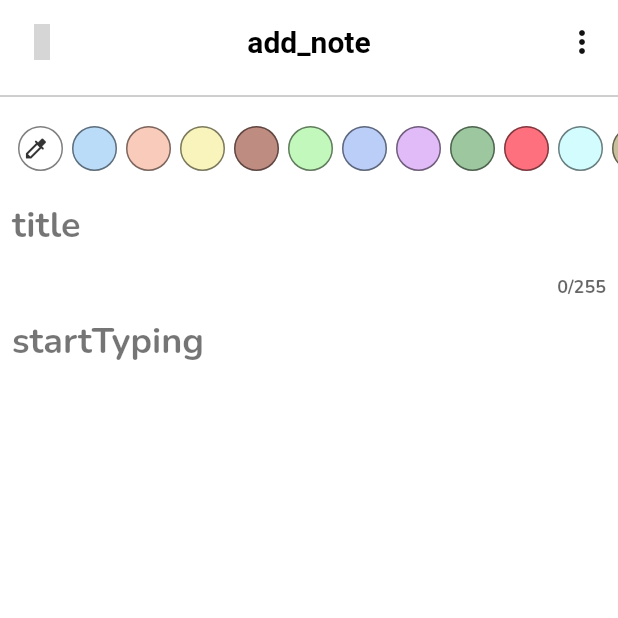
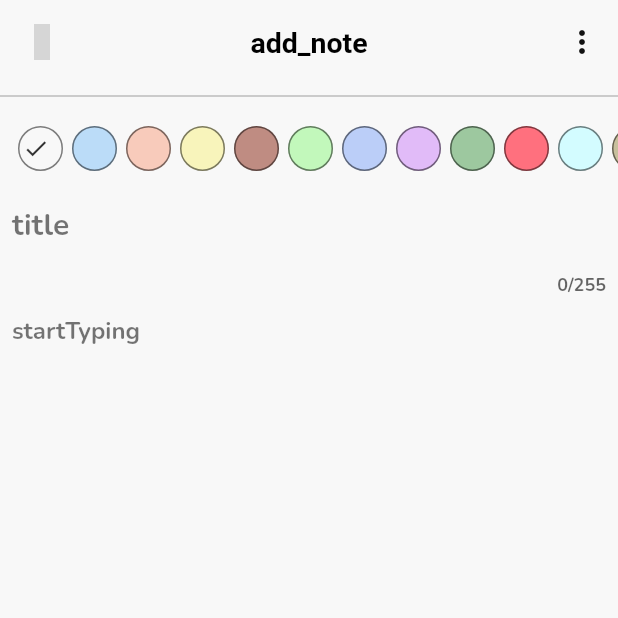
Before and after one commit to yalda-student/note_to_remember, a Flutter app: the AddNoteScreen screen opened directly, on a phone screen of 412 x 824 dp, the top half of it. Run offline on Flutter 3.47's test engine with Material 2 defaults, Android fonts, the phone set to English and light mode, and no system bars; our stand-ins replace bloc, contained_tab_bar_view, drift, dropdown_button2, easy_localization, equatable and 9 more; missing offline and left inert: dart:html, day_night_switcher, flag, sqlite3; accounts and stored records are empty; generated files the repository leaves out were written again; grey boxes are pictures that could not be loaded.

Commit message:
closes #6 change white color, and improvement  in UI

```diff
--- a/lib/main.dart
+++ b/lib/main.dart
@@ -3,6 +3,7 @@ import 'dart:async';
 import 'package:easy_localization/easy_localization.dart';
 import 'package:flutter/foundation.dart';
 import 'package:flutter/material.dart';
+import 'package:flutter/services.dart';
 import 'package:provider/provider.dart';
 import 'package:responsive_framework/responsive_framework.dart';
 import 'package:shared_preferences/shared_preferences.dart';
@@ -70,6 +71,11 @@ class MyApp extends StatelessWidget {
     final themeNotifier = Provider.of<ThemeNotifier>(context);
     final languageCode =
         EasyLocalization.of(context)!.currentLocale!.languageCode;
+
+    SystemChrome.setPreferredOrientations([
+      DeviceOrientation.portraitUp,
+      DeviceOrientation.portraitDown,
+    ]);
 
     return MaterialApp(
       title: 'My Notes',
--- a/lib/presentation/resources/color_manager.dart
+++ b/lib/presentation/resources/color_manager.dart
@@ -41,7 +41,7 @@ class ColorManager {
   ];
 
   static const colors = <Color>[
-    Color(0xffffffff),
+    Color(0xfff8f8f8),
     Color(0xffbbdcf8),
     Color(0xffF8CBBB),
     Color(0xfff8f4bb),
@@ -58,7 +58,7 @@ class ColorManager {
 
   List<NoteColor> noteColors = [
     NoteColor(
-        lightColor: const Color(0xffffffff),
+        lightColor: const Color(0xffe5e3e3),
         darkColor: const Color(0xffBFBFBF)),
     NoteColor(
         lightColor: const Color(0xffbbdcf8),
--- a/lib/presentation/resources/font_manager.dart
+++ b/lib/presentation/resources/font_manager.dart
@@ -15,6 +15,7 @@ class FontSize {
   static const double s18 = 18.0;
   static const double s19 = 19.0;
   static const double s20 = 20.0;
+  static const double s22 = 22.0;
   static const double s28 = 28.0;
 
   static double alertDialogTitle(BuildContext context) =>
@@ -36,4 +37,11 @@ class FontSize {
       ResponsiveValue<double>(context, defaultValue: s19, valueWhen: [
         const Condition.equals(name: TABLET, value: s16),
       ]).value!;
+
+  static double body1(BuildContext context) =>
+      ResponsiveValue<double>(context, defaultValue: s16, valueWhen: [
+        const Condition.equals(name: TABLET, value: s12),
+      ]).value!;
+
+
 }
--- a/lib/presentation/resources/value_manager.dart
+++ b/lib/presentation/resources/value_manager.dart
@@ -21,12 +21,26 @@ class AppSize {
   static const double s10 = 10.0;
   static const double s12 = 12.0;
   static const double s14 = 14.0;
+  static const double s15 = 15.0;
   static const double s16 = 16.0;
+  static const double s18 = 18.0;
   static const double s20 = 20.0;
   static const double s22 = 22.0;
+  static const double s24 = 24.0;
+  static const double s30 = 30.0;
 
   static double iconSize(BuildContext context) =>
       ResponsiveValue<double>(context, defaultValue: s22, valueWhen: [
         const Condition.equals(name: TABLET, value: s20),
       ]).value!;
+
+  static double colorPickerIconSize(BuildContext context) =>
+      ResponsiveValue<double>(context, defaultValue: s30, valueWhen: [
+        const Condition.equals(name: TABLET, value: 24),
+      ]).value!;
+
+  static double checkIconSize(BuildContext context) =>
+      ResponsiveValue<double>(context, defaultValue: s18, valueWhen: [
+        const Condition.equals(name: TABLET, value: s15),
+      ]).value!;
 }
--- a/lib/presentation/screen/add_note/add_note_screen.dart
+++ b/lib/presentation/screen/add_note/add_note_screen.dart
@@ -12,6 +12,8 @@ import 'package:yalda_students_notes/data/repository/category_repository.dart';
 import 'package:yalda_students_notes/data/repository/note_repository.dart';
 import 'package:yalda_students_notes/gen/translation/locale_keys.g.dart';
 import 'package:yalda_students_notes/presentation/resources/color_manager.dart';
+import 'package:yalda_students_notes/presentation/resources/font_manager.dart';
+import 'package:yalda_students_notes/presentation/resources/value_manager.dart';
 import 'package:yalda_students_notes/presentation/screen/add_note/bloc/addnote_bloc.dart';
 import 'package:yalda_students_notes/presentation/screen/category/bloc/category_bloc.dart';
 import 'package:yalda_students_notes/presentation/screen/home/home_screen.dart';
@@ -56,7 +58,7 @@ class _AddNoteScreenState extends State<AddNoteScreen>
           title: '',
           content: '',
           isFavorite: false,
-          color: Colors.white.value,
+          color: ColorManager.colors[0].value,
           createdAt: DateTime.now(),
         );
         return AddNoteBloc(NoteRepository(context.read<AppDatabase>()), _note);
@@ -75,8 +77,10 @@ class _AddNoteScreenState extends State<AddNoteScreen>
                     backgroundColor: ColorManager.colors[colorIndex],
                     title: Text(
                       LocaleKeys.add_note.tr(),
-                      style: const TextStyle(
-                          color: Colors.black, fontWeight: FontWeight.bold),
+                      style: TextStyle(
+                          color: Colors.black,
+                          fontWeight: FontWeight.bold,
+                          fontSize: FontSize.onBoardBody(context)),
                     ),
                     centerTitle: true,
                     leading: isMobile!
@@ -98,21 +102,24 @@ class _AddNoteScreenState extends State<AddNoteScreen>
                       ResponsiveVisibility(
                         visible: false,
                         visibleWhen: const [Condition.largerThan(name: MOBILE)],
-                        child: TextButton(
+                        child: IconButton(
+                          tooltip: LocaleKeys.move.tr(),
                           onPressed: () => _openCategoryList(context),
-                          child: Text(LocaleKeys.move.tr(),
-                              style: const TextStyle(color: Colors.black)),
+                          icon: Icon(Iconsax.category_2,
+                              color: Colors.black,
+                              size: AppSize.iconSize(context)),
                         ),
                       ),
                       ResponsiveVisibility(
                         visible: false,
                         visibleWhen: const [Condition.largerThan(name: MOBILE)],
-                        child: TextButton(
-                          onPressed: () => _saveNote(context),
-                          child: Text(LocaleKeys.save.tr(),
-                              style: const TextStyle(color: Colors.black)),
-                        ),
-                      )
+                        child: IconButton(
+                            tooltip: LocaleKeys.save.tr(),
+                            onPressed: () => _saveNote(context),
+                            icon: Icon(Iconsax.note_add,
+                                color: Colors.black,
+                                size: AppSize.iconSize(context))),
+                      ),
                     ],
                   ),
                   const Divider(),
@@ -211,12 +218,12 @@ class _TitleTextField extends StatelessWidget {
       maxLength: 255,
       decoration: InputDecoration(
         hintText: LocaleKeys.title.tr(),
-        hintStyle: theme.textTheme.headline5!
+        hintStyle: theme.textTheme.headline6!
             .copyWith(color: Colors.black54, fontWeight: FontWeight.w600),
       ),
       cursorColor: theme.colorScheme.secondary,
       textInputAction: TextInputAction.next,
-      style: theme.textTheme.headline5!.copyWith(
+      style: theme.textTheme.headline6!.copyWith(
           color: theme.colorScheme.onPrimary, fontWeight: FontWeight.w600),
       onChanged: (value) {
         context.read<AddNoteBloc>().add(AddNoteTitleChange(value));
@@ -243,8 +250,7 @@ class _ContentTextField extends StatelessWidget {
         controller: _contentController,
         decoration: InputDecoration(
           hintText: LocaleKeys.startTyping.tr(),
-          hintStyle: theme.textTheme.headline5!
-              .copyWith(color: Colors.black54, fontWeight: FontWeight.w600),
+          hintStyle: const TextStyle(color: Colors.black54, fontWeight: FontWeight.w600),
         ),
         maxLines: 100,
         keyboardType: TextInputType.multiline,
--- a/lib/presentation/screen/home/home_screen.dart
+++ b/lib/presentation/screen/home/home_screen.dart
@@ -26,7 +26,7 @@ class HomeScreen extends StatelessWidget {
             AppBar(
               title: Text(LocaleKeys.profileTitle.tr(),
                   style: TextStyle(
-                      color: theme.colorScheme.secondary,
+                      color: theme.colorScheme.onSurface,
                       fontSize: 22,
                       fontWeight: FontWeight.w600)),
               leading:
--- a/lib/presentation/widgets/color_picker.dart
+++ b/lib/presentation/widgets/color_picker.dart
@@ -1,5 +1,6 @@
 import 'package:flutter/material.dart';
 import 'package:yalda_students_notes/presentation/resources/color_manager.dart';
+import 'package:yalda_students_notes/presentation/resources/value_manager.dart';
 
 class ColorPicker extends StatelessWidget {
   final int selectedIndex;
@@ -19,28 +20,28 @@ class ColorPicker extends StatelessWidget {
         itemCount: ColorManager.colors.length,
         scrollDirection: Axis.horizontal,
         itemBuilder: (context, index) {
+          final itemSize = AppSize.colorPickerIconSize(context);
+
           return GestureDetector(
-            onTap: () {
-              onTap(index);
-            },
+            onTap: () => onTap(index),
             child: Stack(
               clipBehavior: Clip.antiAlias,
               alignment: Alignment.center,
               children: [
                 Container(
-                  height: 30,
-                  width: 30,
+                  height: itemSize,
+                  width: itemSize,
                   margin: const EdgeInsets.fromLTRB(6, 4, 0, 4),
                   decoration: BoxDecoration(
-                    borderRadius: BorderRadius.circular(15),
+                    borderRadius: BorderRadius.circular(itemSize / 2),
                     color: ColorManager.colors[index],
                     border: Border.all(
                         color: Colors.black.withOpacity(0.5), width: 1),
                   ),
                 ),
                 selectedIndex == index
-                    ? Icon(Icons.colorize_rounded,
-                        size: 18, color: Colors.black.withOpacity(0.8))
+                    ? Icon(Icons.check,
+                        size: AppSize.checkIconSize(context), color: Colors.black.withOpacity(0.8))
                     : const SizedBox()
               ],
             ),
```
Also changed, not shown: lib/presentation/screen/edit_note/edit_note_screen.dart (+21 -9 lines), lib/presentation/screen/setting/setting_screen.dart (+11 -8 lines).
